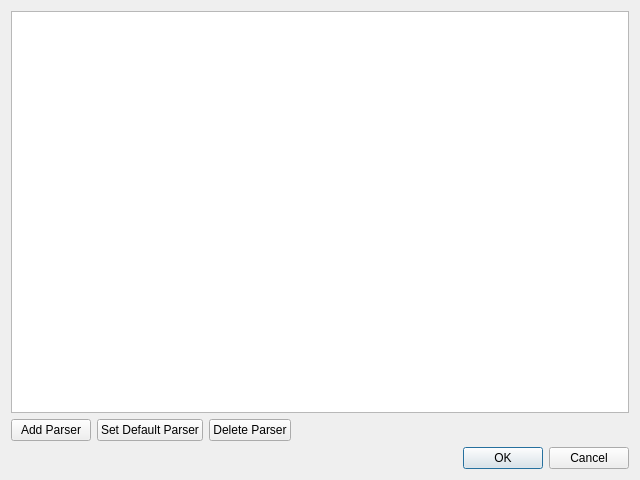
Above: parsers.ui from falconofdoom/gui before the change. Below: the same form after it.
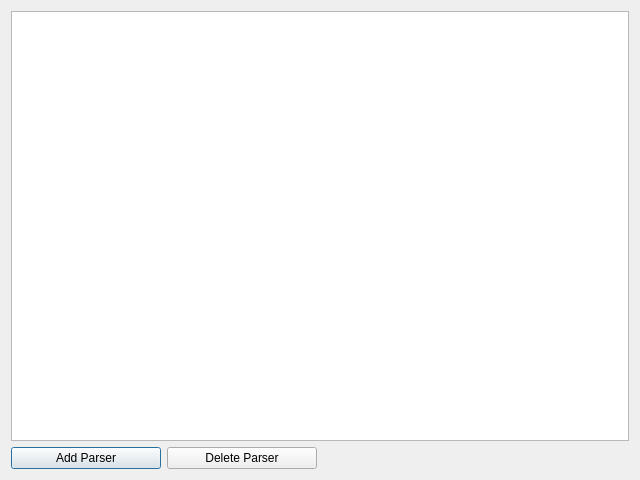
That is the form after the change.

```diff
--- a/parsers.ui
+++ b/parsers.ui
@@ -14,26 +14,6 @@
    <string>Dialog</string>
   </property>
   <layout class="QGridLayout" name="gridLayout">
-   <item row="1" column="1" alignment="Qt::AlignRight">
-    <widget class="QPushButton" name="pushButton_3">
-     <property name="text">
-      <string>Set Default Parser</string>
-     </property>
-    </widget>
-   </item>
-   <item row="2" column="3">
-    <widget class="QDialogButtonBox" name="buttonBox">
-     <property name="orientation">
-      <enum>Qt::Horizontal</enum>
-     </property>
-     <property name="standardButtons">
-      <set>QDialogButtonBox::Cancel|QDialogButtonBox::Ok</set>
-     </property>
-    </widget>
-   </item>
-   <item row="0" column="0" colspan="4">
-    <widget class="QTableView" name="tableView"/>
-   </item>
    <item row="1" column="0">
     <widget class="QPushButton" name="pushButton">
      <property name="text">
@@ -41,8 +21,11 @@
      </property>
     </widget>
    </item>
-   <item row="1" column="2" alignment="Qt::AlignRight">
-    <widget class="QPushButton" name="pushButton_2">
+   <item row="0" column="0" colspan="4">
+    <widget class="QTableView" name="tableView"/>
+   </item>
+   <item row="1" column="1">
+    <widget class="QPushButton" name="delParser">
      <property name="text">
       <string>Delete Parser</string>
      </property>
```
Left out of the diff: 39 changed lines with no effect on the pictures.
